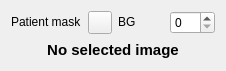
First picture: the form in vv/qt_ui/vvLabelImageLoaderWidget.ui, repository open-vv/vv, before the edit.
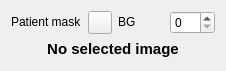
Second picture: the form after the edit. Icons and pictures are not drawn.

```diff
--- a/vv/qt_ui/vvLabelImageLoaderWidget.ui
+++ b/vv/qt_ui/vvLabelImageLoaderWidget.ui
@@ -10,6 +10,12 @@
     <height>71</height>
    </rect>
   </property>
+  <property name="sizePolicy">
+   <sizepolicy hsizetype="Preferred" vsizetype="Minimum">
+    <horstretch>0</horstretch>
+    <verstretch>0</verstretch>
+   </sizepolicy>
+  </property>
   <property name="windowTitle">
    <string>Form</string>
   </property>
@@ -83,6 +89,12 @@
    </item>
    <item>
     <widget class="QLabel" name="mLabelInputInfo">
+     <property name="sizePolicy">
+      <sizepolicy hsizetype="Preferred" vsizetype="Fixed">
+       <horstretch>0</horstretch>
+       <verstretch>0</verstretch>
+      </sizepolicy>
+     </property>
      <property name="font">
       <font>
        <pointsize>11</pointsize>
```
